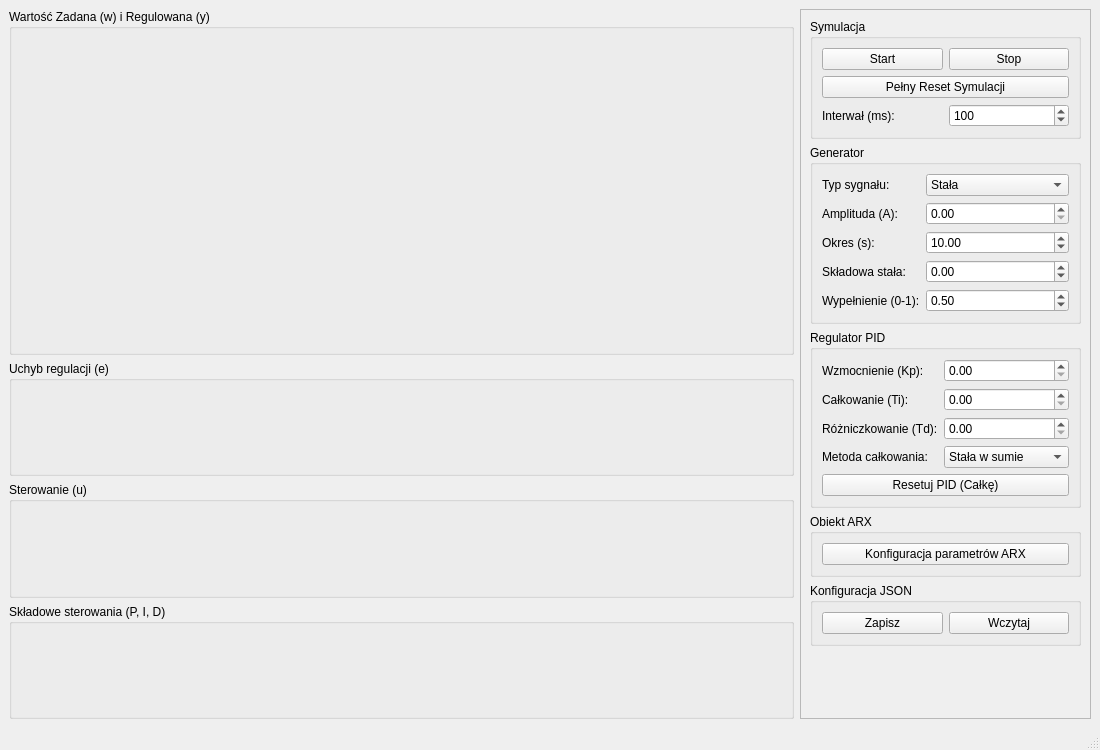
Old version of the form W_PREZENTACJI/mainwindow.ui in the repository pawnag/UAR.
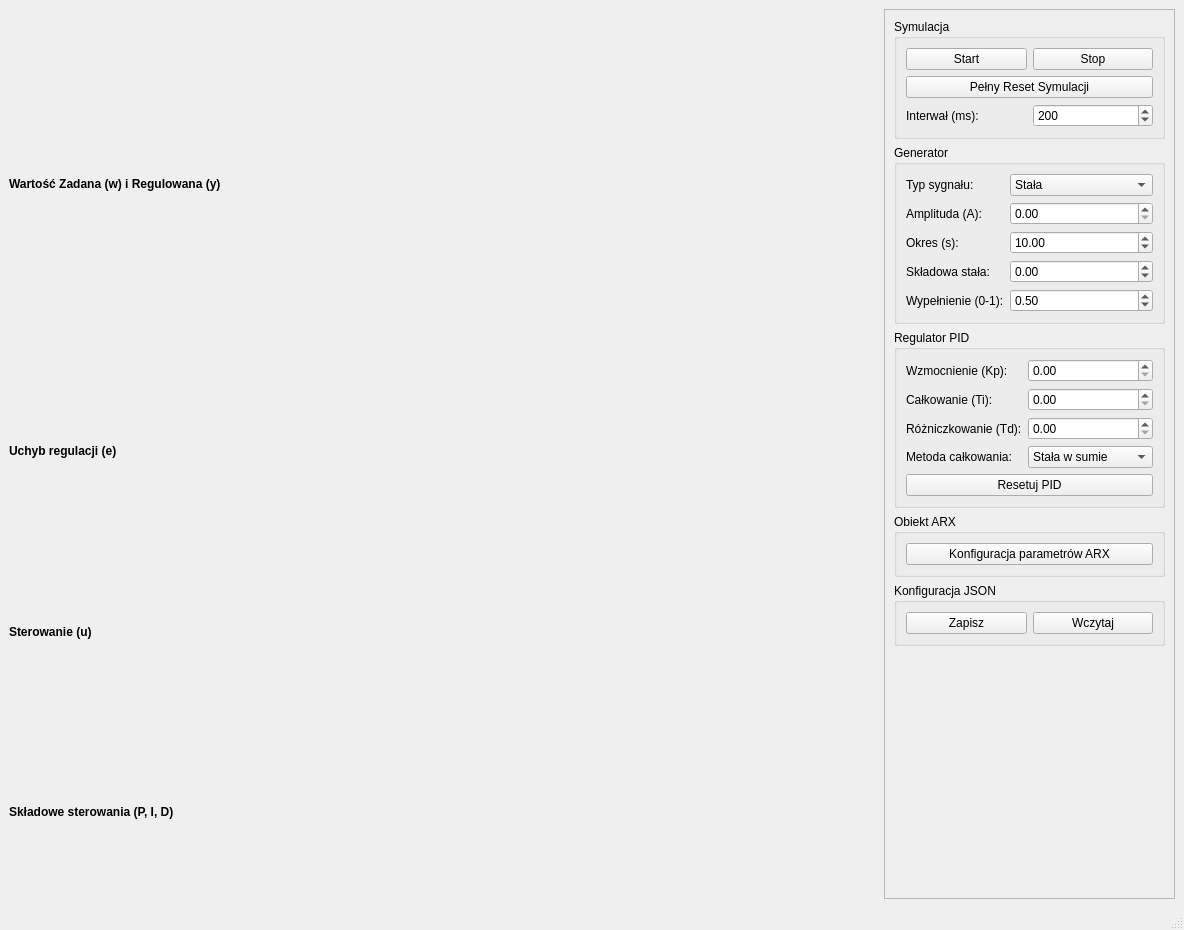
New version of the form.

```diff
--- a/W_PREZENTACJI/mainwindow.ui
+++ b/W_PREZENTACJI/mainwindow.ui
@@ -6,8 +6,8 @@
    <rect>
     <x>0</x>
     <y>0</y>
-    <width>1100</width>
-    <height>750</height>
+    <width>1184</width>
+    <height>930</height>
    </rect>
   </property>
   <property name="windowTitle">
@@ -16,38 +16,73 @@
   <widget class="QWidget" name="centralwidget">
    <layout class="QHBoxLayout" name="horizontalLayout_Main" stretch="1,0">
     <item>
-     <layout class="QVBoxLayout" name="verticalLayout_Graphs" stretch="3,1,1,1">
+     <layout class="QVBoxLayout" name="verticalLayout_Graphs" stretch="2,1,1,1">
       <item>
-       <widget class="QGroupBox" name="groupPlotOutput">
-        <property name="title">
-         <string>Wartość Zadana (w) i Regulowana (y) </string>
+       <layout class="QVBoxLayout" name="verticalLayout_Plot1">
+        <property name="spacing">
+         <number>6</number>
         </property>
-        <layout class="QVBoxLayout" name="verticalLayout_Plot1"/>
-       </widget>
-      </item>
+        <item>
+         <widget class="QLabel" name="labelTitleOutput">
+          <property name="font">
+           <font>
+            <bold>true</bold>
+           </font>
+          </property>
+          <property name="text">
+           <string>Wartość Zadana (w) i Regulowana (y)</string>
+          </property>
+         </widget>
+        </item>
+       </layout>
+      </item>
       <item>
-       <widget class="QGroupBox" name="groupPlotUchyb">
-        <property name="title">
+       <layout class="QVBoxLayout" name="verticalLayout_Plot2">
+        <item>
+         <widget class="QLabel" name="labelTitleUchyb">
+          <property name="font">
+           <font>
+            <bold>true</bold>
+           </font>
+          </property>
+          <property name="text">
          <string>Uchyb regulacji (e)</string>
         </property>
-        <layout class="QVBoxLayout" name="verticalLayout_Plot2"/>
-       </widget>
-      </item>
+         </widget>
+        </item>
+       </layout>
+      </item>
       <item>
-       <widget class="QGroupBox" name="groupPlotSterowanie">
-        <property name="title">
+       <layout class="QVBoxLayout" name="verticalLayout_Plot3">
+        <item>
+         <widget class="QLabel" name="labelTitleSterowanie">
+          <property name="font">
+           <font>
+            <bold>true</bold>
+           </font>
+          </property>
+          <property name="text">
          <string>Sterowanie (u)</string>
         </property>
-        <layout class="QVBoxLayout" name="verticalLayout_Plot3"/>
-       </widget>
-      </item>
+         </widget>
+        </item>
+       </layout>
+      </item>
       <item>
-       <widget class="QGroupBox" name="groupPlotPID">
-        <property name="title">
+       <layout class="QVBoxLayout" name="verticalLayout_Plot4">
+        <item>
+         <widget class="QLabel" name="labelTitlePID">
+          <property name="font">
+           <font>
+            <bold>true</bold>
+           </font>
+          </property>
+          <property name="text">
          <string>Składowe sterowania (P, I, D)</string>
         </property>
-        <layout class="QVBoxLayout" name="verticalLayout_Plot4"/>
-       </widget>
+         </widget>
+        </item>
+       </layout>
       </item>
      </layout>
     </item>
@@ -74,7 +109,7 @@
          <x>0</x>
          <y>0</y>
          <width>278</width>
-         <height>708</height>
+         <height>888</height>
         </rect>
        </property>
        <layout class="QVBoxLayout" name="verticalLayout_Controls">
@@ -121,7 +156,7 @@
               <number>1000</number>
              </property>
              <property name="value">
-              <number>100</number>
+              <number>200</number>
              </property>
             </widget>
            </item>
@@ -315,7 +350,7 @@
            <item row="4" column="0" colspan="2">
             <widget class="QPushButton" name="pushResetPID">
              <property name="text">
-              <string>Resetuj PID (Całkę)</string>
+              <string>Resetuj PID</string>
              </property>
             </widget>
            </item>
```
Lines whose indentation alone changed are shown as unchanged.
